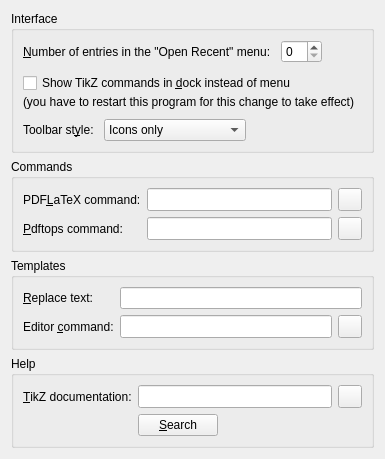
This is app/configgeneralwidget.ui in fhackenberger/ktikz as Qt 5 draws it before an edit. The edited form follows.
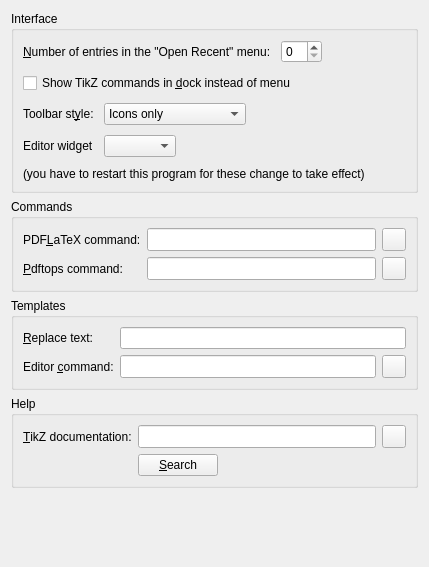
This is the edited form. Icons and pictures are not drawn. Custom widgets are drawn as their Qt base class.

Commit message:
Add support for KTextEditor framework
This feature allows for support of both the default QtTextEditor
or the KTextEditor. Editor can be selected from the configuration
panel.
Support is added using a configuration variable and an  abstract class.

```diff
--- a/app/configgeneralwidget.ui
+++ b/app/configgeneralwidget.ui
@@ -2,6 +2,14 @@
 <ui version="4.0">
  <class>ConfigGeneralWidget</class>
  <widget class="QWidget" name="ConfigGeneralWidget">
+  <property name="geometry">
+   <rect>
+    <x>0</x>
+    <y>0</y>
+    <width>429</width>
+    <height>567</height>
+   </rect>
+  </property>
   <property name="windowTitle">
    <string>General</string>
   </property>
@@ -67,13 +75,6 @@
           </property>
          </widget>
         </item>
-        <item>
-         <widget class="QLabel" name="commandsInDockLabel">
-          <property name="text">
-           <string>(you have to restart this program for this change to take effect)</string>
-          </property>
-         </widget>
-        </item>
        </layout>
       </item>
       <item>
@@ -133,6 +134,44 @@
         </item>
        </layout>
       </item>
+      <item>
+       <layout class="QHBoxLayout" name="horizontalLayout">
+        <item>
+         <widget class="QLabel" name="editorWidgetLabel">
+          <property name="text">
+           <string>Editor widget</string>
+          </property>
+         </widget>
+        </item>
+        <item>
+         <widget class="QComboBox" name="editorWidgetComboBox">
+          <property name="currentText">
+           <string/>
+          </property>
+         </widget>
+        </item>
+        <item>
+         <spacer name="horizontalSpacer">
+          <property name="orientation">
+           <enum>Qt::Horizontal</enum>
+          </property>
+          <property name="sizeHint" stdset="0">
+           <size>
+            <width>40</width>
+            <height>20</height>
+           </size>
+          </property>
+         </spacer>
+        </item>
+       </layout>
+      </item>
+      <item>
+       <widget class="QLabel" name="commandsInDockLabel">
+        <property name="text">
+         <string>(you have to restart this program for these change to take effect)</string>
+        </property>
+       </widget>
+      </item>
      </layout>
     </widget>
    </item>
```
Left out of the diff: 55 changed lines with no effect on the pictures. The commit also changes 16 other files.
